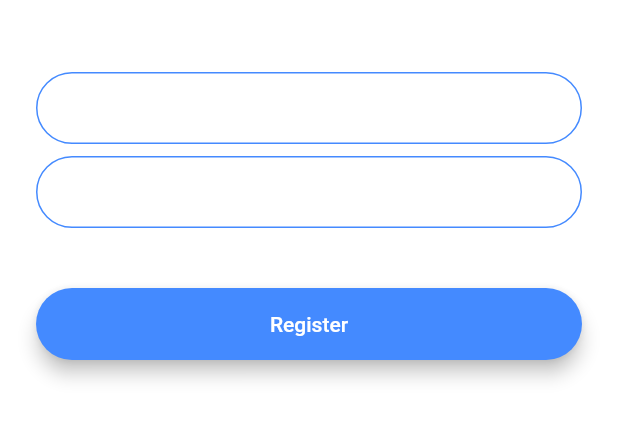
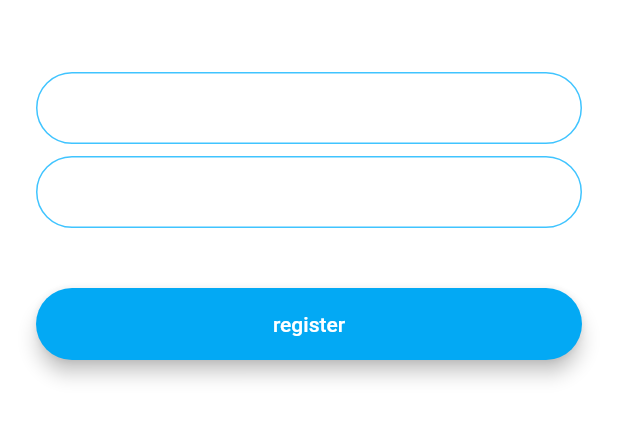
Before and after one commit to hshehabu/flash-chat-flutter, a Flutter app: the RegistrationScreen screen opened by its route, on a phone screen of 412 x 824 dp, the part 576-1018 px from its top. Run offline on Flutter 3.47's test engine with Material 2 defaults, Android fonts, the phone set to English and light mode, and no system bars; our stand-ins replace animated_text_kit.

```diff
--- /dev/null
+++ b/lib/components/rounded_button.dart
@@ -0,0 +1,33 @@
+import 'package:flutter/material.dart';
+class RoundedButton extends StatelessWidget {
+  RoundedButton({this.color, this.title, @required this.onPressed});
+
+  final Color color;
+  final String title;
+  final Function onPressed;
+
+  @override
+  Widget build(BuildContext context) {
+    return Padding(
+      padding: const EdgeInsets.symmetric(vertical: 16.0),
+      child: Material(
+        elevation: 5.0,
+        color: color,
+        borderRadius: BorderRadius.circular(30.0),
+        child: MaterialButton(
+          onPressed: () {
+            onPressed();
+          },
+          minWidth: 200.0,
+          height: 42.0,
+          child: Text(
+            title,
+            style: TextStyle(
+              color: Colors.white,
+            ),
+          ),
+        ),
+      ),
+    );
+  }
+}
--- a/lib/screens/registration_screen.dart
+++ b/lib/screens/registration_screen.dart
@@ -1,7 +1,8 @@
 import 'package:flutter/material.dart';
+import '../components/rounded_button.dart';
+import '../constants.dart';
 
 class RegistrationScreen extends StatefulWidget {
-
   static const String id = 'registration_screen';
 
   @override
@@ -33,21 +34,8 @@ class _RegistrationScreenState extends State<RegistrationScreen> {
               onChanged: (value) {
                 //Do something with the user input.
               },
-              decoration: InputDecoration(
+              decoration: kInputDecoration.copyWith(
                 hintText: 'Enter your email',
-                contentPadding:
-                    EdgeInsets.symmetric(vertical: 10.0, horizontal: 20.0),
-                border: OutlineInputBorder(
-                  borderRadius: BorderRadius.all(Radius.circular(32.0)),
-                ),
-                enabledBorder: OutlineInputBorder(
-                  borderSide: BorderSide(color: Colors.blueAccent, width: 1.0),
-                  borderRadius: BorderRadius.all(Radius.circular(32.0)),
-                ),
-                focusedBorder: OutlineInputBorder(
-                  borderSide: BorderSide(color: Colors.blueAccent, width: 2.0),
-                  borderRadius: BorderRadius.all(Radius.circular(32.0)),
-                ),
               ),
             ),
             SizedBox(
@@ -57,44 +45,17 @@ class _RegistrationScreenState extends State<RegistrationScreen> {
               onChanged: (value) {
                 //Do something with the user input.
               },
-              decoration: InputDecoration(
+              decoration: kInputDecoration.copyWith(
                 hintText: 'Enter your password',
-                contentPadding:
-                    EdgeInsets.symmetric(vertical: 10.0, horizontal: 20.0),
-                border: OutlineInputBorder(
-                  borderRadius: BorderRadius.all(Radius.circular(32.0)),
-                ),
-                enabledBorder: OutlineInputBorder(
-                  borderSide: BorderSide(color: Colors.blueAccent, width: 1.0),
-                  borderRadius: BorderRadius.all(Radius.circular(32.0)),
-                ),
-                focusedBorder: OutlineInputBorder(
-                  borderSide: BorderSide(color: Colors.blueAccent, width: 2.0),
-                  borderRadius: BorderRadius.all(Radius.circular(32.0)),
-                ),
               ),
             ),
             SizedBox(
               height: 24.0,
             ),
-            Padding(
-              padding: EdgeInsets.symmetric(vertical: 16.0),
-              child: Material(
-                color: Colors.blueAccent,
-                borderRadius: BorderRadius.all(Radius.circular(30.0)),
-                elevation: 5.0,
-                child: MaterialButton(
-                  onPressed: () {
-                    //Implement registration functionality.
-                  },
-                  minWidth: 200.0,
-                  height: 42.0,
-                  child: Text(
-                    'Register',
-                    style: TextStyle(color: Colors.white),
-                  ),
-                ),
-              ),
+            RoundedButton(
+              onPressed: () {},
+              color: Colors.lightBlue,
+              title: 'register',
             ),
           ],
         ),
```
Also changed, not shown: lib/screens/login_screen.dart (+10 -52 lines), lib/screens/welcome_screen.dart (+28 -53 lines).
